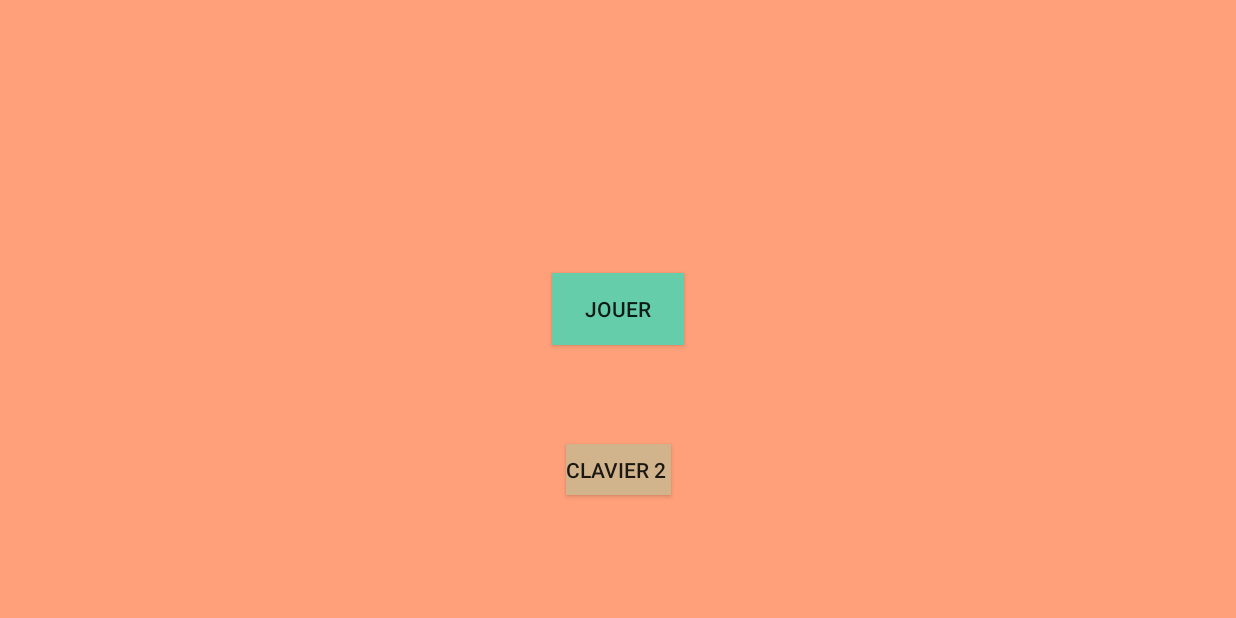
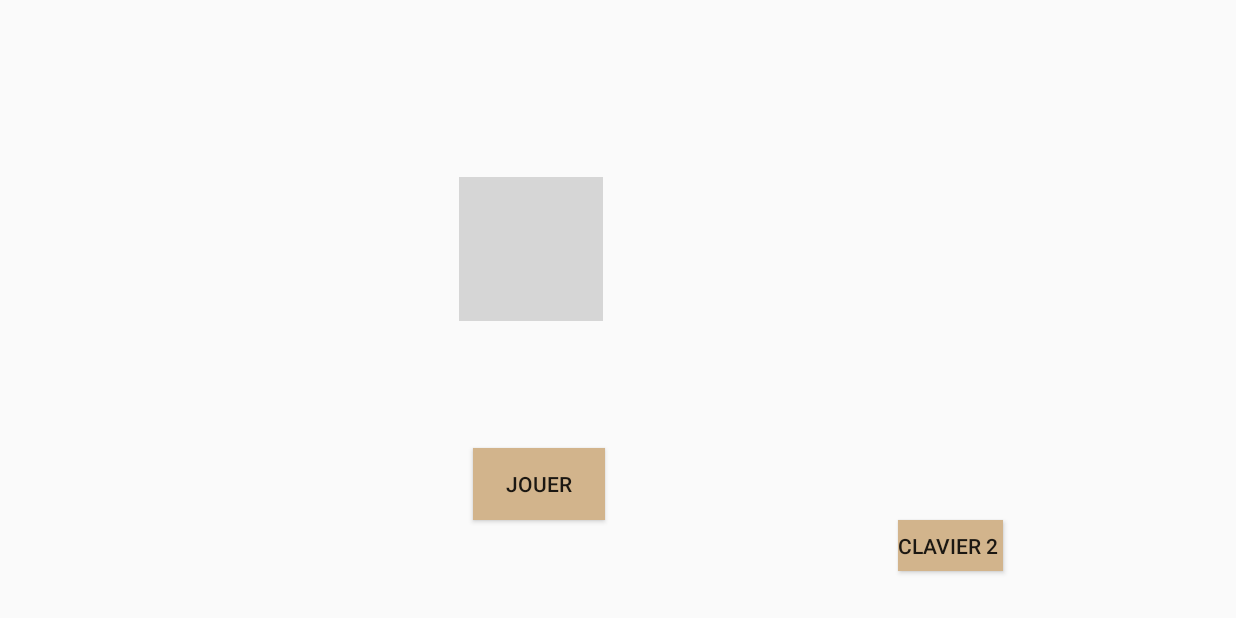
Before and after one commit to solenerichard69/AppMaths, an Android app: the screen it shows after launch (MainActivity), on a phone screen of 824 x 412 dp (held sideways). Run offline under Robolectric (Android 15) with nearby library versions, the light colour scheme and no system bars; grey boxes are pictures that could not be loaded.

Commit message:
premier logo mit, je galère à mettre le background... logo à harder: logo_nuageg background: fond_plage2

```diff
--- a/app/src/main/res/layout/activity_clav2.xml
+++ b/app/src/main/res/layout/activity_clav2.xml
@@ -1,7 +1,7 @@
 <?xml version="1.0" encoding="utf-8"?>
-<androidx.constraintlayout.widget.ConstraintLayout xmlns:android="http://schemas.android.com/apk/res/android"
-    xmlns:app="http://schemas.android.com/apk/res-auto"
+<LinearLayout xmlns:app="http://schemas.android.com/apk/res-auto"
     xmlns:tools="http://schemas.android.com/tools"
+    xmlns:android="http://schemas.android.com/apk/res/android"
     android:layout_width="match_parent"
     android:layout_height="match_parent"
     tools:context=".clav2">
@@ -112,4 +112,4 @@
             android:layout_weight="1"
              />
     </LinearLayout>
-</androidx.constraintlayout.widget.ConstraintLayout>
+</LinearLayout>
--- a/app/src/main/res/layout/activity_main.xml
+++ b/app/src/main/res/layout/activity_main.xml
@@ -2,31 +2,38 @@
 <androidx.constraintlayout.widget.ConstraintLayout xmlns:android="http://schemas.android.com/apk/res/android"
     xmlns:app="http://schemas.android.com/apk/res-auto"
     xmlns:tools="http://schemas.android.com/tools"
+    android:id="@+id/fond_main"
     android:layout_width="match_parent"
     android:layout_height="match_parent"
-    android:background="#FFA07A"
+
+    android:maxWidth="720dp"
+    android:maxHeight="1280dp"
+    android:minWidth="470dp"
+    android:minHeight="320dp"
+    android:visibility="visible"
     tools:context=".MainActivity">
 
     <Button
         android:id="@+id/goniveau"
         android:layout_width="wrap_content"
         android:layout_height="wrap_content"
-        android:background="#66CDAA"
+        android:background="#D2B48C"
         android:text="JOUER"
         app:layout_constraintBottom_toBottomOf="parent"
+        app:layout_constraintHorizontal_bias="0.499"
         app:layout_constraintLeft_toLeftOf="parent"
         app:layout_constraintRight_toRightOf="parent"
-        app:layout_constraintTop_toTopOf="parent" />
+        app:layout_constraintTop_toTopOf="parent"
+        app:layout_constraintVertical_bias="0.82" />
 
     <Button
         android:id="@+id/bclav2"
         android:layout_width="70dp"
         android:layout_height="34dp"
-        android:layout_marginTop="66dp"
         android:background="#D2B48C"
         android:text="Clavier 2 "
         app:layout_constraintEnd_toEndOf="parent"
-        app:layout_constraintHorizontal_bias="0.5"
+        app:layout_constraintHorizontal_bias="0.921"
         app:layout_constraintStart_toStartOf="parent"
         app:layout_constraintTop_toBottomOf="@+id/goniveau" />
 
@@ -37,4 +44,18 @@
         android:orientation="vertical"
         app:layout_constraintGuide_begin="20dp" />
 
+
+    <ImageView
+        android:id="@+id/imageView5"
+        android:layout_width="wrap_content"
+        android:layout_height="wrap_content"
+        android:layout_marginStart="109dp"
+        android:layout_marginLeft="109dp"
+        android:layout_marginBottom="80dp"
+        app:layout_constraintBottom_toBottomOf="parent"
+        app:layout_constraintEnd_toStartOf="@+id/bclav2"
+        app:layout_constraintStart_toStartOf="parent"
+        app:layout_constraintTop_toTopOf="parent"
+        app:srcCompat="@drawable/logo_nuageg" />
+
 </androidx.constraintlayout.widget.ConstraintLayout>
```
Also changed, not shown: app/src/main/res/layout/activity_n1.xml (+2 -12 lines).
